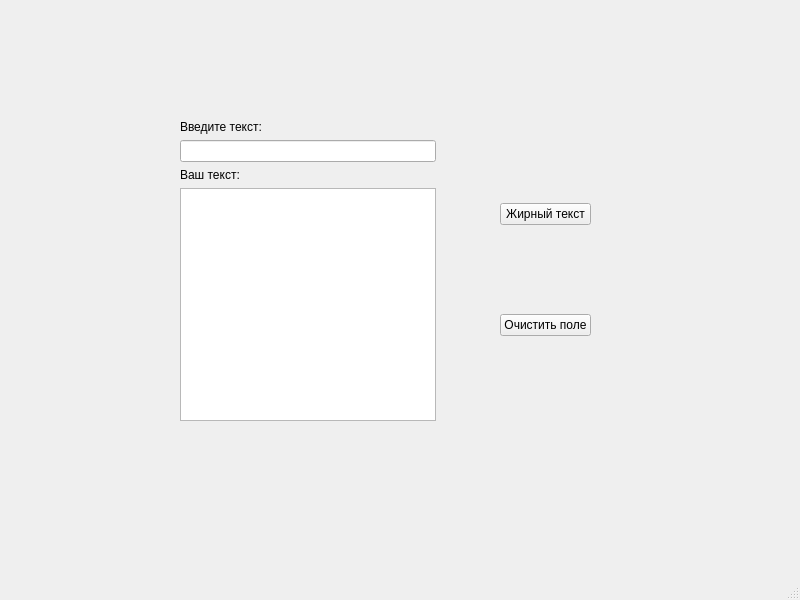
First picture: the form in 1_hw/mainwindow.ui, repository DariaDusheiko/QT_apps, before the edit.
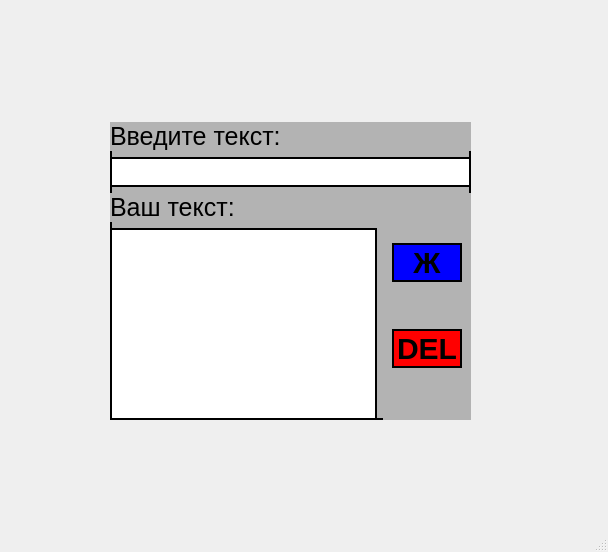
Second picture: the form after the edit.

Diff of the .ui file:
```diff
--- a/1_hw/mainwindow.ui
+++ b/1_hw/mainwindow.ui
@@ -6,8 +6,8 @@
    <rect>
     <x>0</x>
     <y>0</y>
-    <width>800</width>
-    <height>600</height>
+    <width>608</width>
+    <height>552</height>
    </rect>
   </property>
   <property name="windowTitle">
@@ -17,71 +17,127 @@
    <widget class="QWidget" name="horizontalLayoutWidget">
     <property name="geometry">
      <rect>
-      <x>180</x>
-      <y>120</y>
-      <width>411</width>
-      <height>301</height>
+      <x>110</x>
+      <y>122</y>
+      <width>361</width>
+      <height>298</height>
      </rect>
     </property>
-    <layout class="QHBoxLayout" name="horizontalLayout">
-     <item>
-      <layout class="QVBoxLayout" name="verticalLayout_3">
+    <property name="styleSheet">
+     <string notr="true">background-color: #b3b3b3;
+border: 2px solid black;</string>
+    </property>
+    <layout class="QVBoxLayout" name="verticalLayout_2">
        <item>
         <widget class="QLabel" name="label_3">
+       <property name="styleSheet">
+        <string notr="true">font-size: 25px;
+border: none;</string>
+       </property>
          <property name="text">
           <string>Введите текст:</string>
          </property>
         </widget>
        </item>
        <item>
-        <widget class="QLineEdit" name="lineEdit"/>
-       </item>
+      <widget class="QLineEdit" name="lineEdit">
+       <property name="minimumSize">
+        <size>
+         <width>0</width>
+         <height>30</height>
+        </size>
+       </property>
+       <property name="styleSheet">
+        <string notr="true">border: 2px solid black;
+background-color: white;</string>
+       </property>
+      </widget>
+     </item>
+     <item>
+      <layout class="QHBoxLayout" name="horizontalLayout">
+       <item>
+        <layout class="QVBoxLayout" name="text_output">
        <item>
         <widget class="QLabel" name="label_2">
+           <property name="styleSheet">
+            <string notr="true">font-size: 25px;
+border: none;</string>
+           </property>
          <property name="text">
           <string>Ваш текст:</string>
          </property>
         </widget>
        </item>
        <item>
-        <widget class="QTextEdit" name="textEdit"/>
+          <widget class="QTextEdit" name="textEdit">
+           <property name="styleSheet">
+            <string notr="true">border: 2px solid black;
+background-color: white;</string>
+           </property>
+          </widget>
        </item>
       </layout>
      </item>
      <item>
-      <spacer name="horizontalSpacer">
-       <property name="orientation">
-        <enum>Qt::Orientation::Horizontal</enum>
-       </property>
-       <property name="sizeHint" stdset="0">
+        <widget class="QWidget" name="buttons" native="true">
+         <property name="enabled">
+          <bool>true</bool>
+         </property>
+         <property name="maximumSize">
         <size>
-         <width>40</width>
-         <height>20</height>
-        </size>
-       </property>
-      </spacer>
-     </item>
-     <item>
+           <width>150</width>
+           <height>16777215</height>
+          </size>
+         </property>
+         <property name="styleSheet">
+          <string notr="true">font-size: 30px;
+font-weight: bold;
+border: none;</string>
+         </property>
       <layout class="QVBoxLayout" name="verticalLayout">
        <item>
-        <widget class="QPushButton" name="pushButton">
+           <widget class="QPushButton" name="pushButton_bold">
+            <property name="minimumSize">
+             <size>
+              <width>0</width>
+              <height>0</height>
+             </size>
+            </property>
+            <property name="styleSheet">
+             <string notr="true">border: 2px solid black;
+background-color: blue;</string>
+            </property>
          <property name="text">
-          <string>Жирный текст</string>
+             <string>Ж</string>
          </property>
         </widget>
        </item>
        <item>
-        <widget class="QPushButton" name="pushButton_2">
+           <widget class="QPushButton" name="pushButton_del">
+            <property name="minimumSize">
+             <size>
+              <width>70</width>
+              <height>0</height>
+             </size>
+            </property>
+            <property name="styleSheet">
+             <string notr="true">border: 2px solid black;
+background-color: red;</string>
+            </property>
          <property name="text">
-          <string>Очистить поле</string>
+             <string>DEL</string>
          </property>
         </widget>
        </item>
       </layout>
-     </item>
-    </layout>
+        </widget>
+       </item>
+      </layout>
+     </item>
+    </layout>
    </widget>
   </widget>
+  <widget class="QStatusBar" name="statusbar"/>
   <widget class="QMenuBar" name="menubar">
    <property name="geometry">
     <rect>
@@ -92,7 +148,6 @@
     </rect>
    </property>
   </widget>
-  <widget class="QStatusBar" name="statusbar"/>
  </widget>
  <resources/>
  <connections/>
```
Left out of the diff: 6 changed lines with no effect on the pictures. Lines whose indentation alone changed are shown as unchanged.
